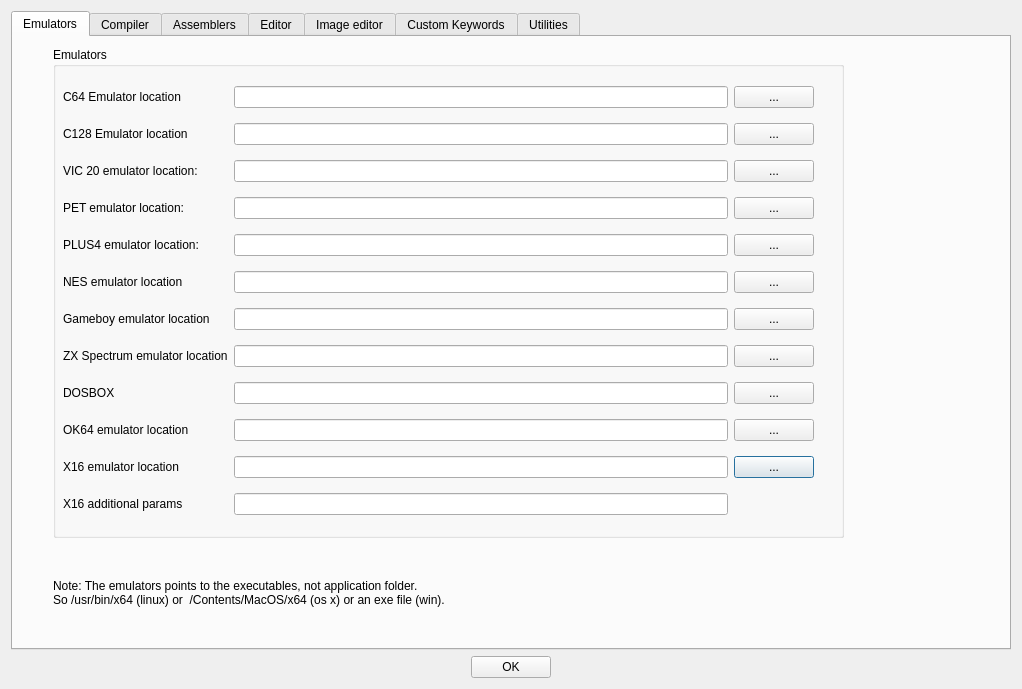
Before: the Qt Designer form source/dialogtrsesettings.ui in leuat/TRSE, drawn with Qt 5.
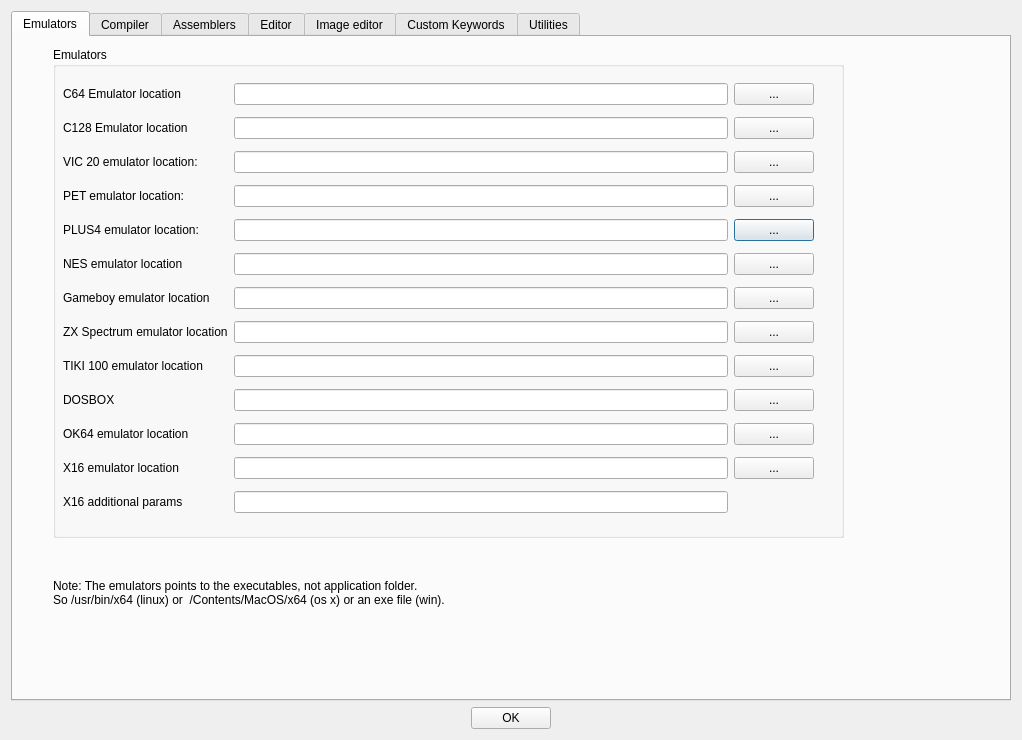
After: the same form once the commit is applied. The open tabs and pages were chosen to show the change.

Commit message: TIKI 100 support

Diff of the .ui file:
```diff
--- a/source/dialogtrsesettings.ui
+++ b/source/dialogtrsesettings.ui
@@ -7,7 +7,7 @@
     <x>0</x>
     <y>0</y>
     <width>1022</width>
-    <height>689</height>
+    <height>740</height>
    </rect>
   </property>
   <property name="windowTitle">
@@ -63,92 +63,7 @@
             <height>451</height>
            </rect>
           </property>
-          <layout class="QGridLayout" name="gridLayout_7" rowstretch="0,0,0,0,0,0,0,0,0,0,0,0">
-           <item row="8" column="0">
-            <widget class="QLabel" name="label_34">
-             <property name="text">
-              <string>DOSBOX</string>
-             </property>
-            </widget>
-           </item>
-           <item row="10" column="2">
-            <widget class="QPushButton" name="btnX16Emulator">
-             <property name="text">
-              <string>...</string>
-             </property>
-            </widget>
-           </item>
-           <item row="1" column="1">
-            <widget class="QLineEdit" name="leEmulatorC128"/>
-           </item>
-           <item row="4" column="1">
-            <widget class="QLineEdit" name="lePlus4Emulator"/>
-           </item>
-           <item row="2" column="2">
-            <widget class="QPushButton" name="btnVic20Emulator">
-             <property name="text">
-              <string>...</string>
-             </property>
-            </widget>
-           </item>
-           <item row="10" column="0">
-            <widget class="QLabel" name="label_79">
-             <property name="text">
-              <string>X16 emulator location</string>
-             </property>
-            </widget>
-           </item>
-           <item row="5" column="1">
-            <widget class="QLineEdit" name="leNesEmulator"/>
-           </item>
-           <item row="6" column="0">
-            <widget class="QLabel" name="label_81">
-             <property name="text">
-              <string>Gameboy emulator location</string>
-             </property>
-            </widget>
-           </item>
-           <item row="3" column="2">
-            <widget class="QPushButton" name="btnPetEmulator">
-             <property name="text">
-              <string>...</string>
-             </property>
-            </widget>
-           </item>
-           <item row="3" column="0">
-            <widget class="QLabel" name="label_23">
-             <property name="text">
-              <string>PET emulator location:</string>
-             </property>
-            </widget>
-           </item>
-           <item row="0" column="1">
-            <widget class="QLineEdit" name="leEmulator"/>
-           </item>
-           <item row="6" column="1">
-            <widget class="QLineEdit" name="leGameboyEmulator"/>
-           </item>
-           <item row="2" column="0">
-            <widget class="QLabel" name="label_7">
-             <property name="text">
-              <string>VIC 20 emulator location:</string>
-             </property>
-            </widget>
-           </item>
-           <item row="0" column="2">
-            <widget class="QPushButton" name="btnEmulator">
-             <property name="text">
-              <string>...</string>
-             </property>
-            </widget>
-           </item>
-           <item row="11" column="1">
-            <widget class="QLineEdit" name="leX16EmuParams">
-             <property name="text">
-              <string/>
-             </property>
-            </widget>
-           </item>
+          <layout class="QGridLayout" name="gridLayout_7" rowstretch="0,0,0,0,0,0,0,0,0,0,0,0,0">
            <item row="4" column="2">
             <widget class="QPushButton" name="btnPlus4Select">
              <property name="text">
@@ -163,29 +78,64 @@
              </property>
             </widget>
            </item>
-           <item row="1" column="2">
-            <widget class="QPushButton" name="btnEmulatorC128">
-             <property name="text">
-              <string>...</string>
-             </property>
-            </widget>
-           </item>
            <item row="2" column="1">
             <widget class="QLineEdit" name="leVic20Emulator"/>
            </item>
-           <item row="0" column="0">
-            <widget class="QLabel" name="label">
+           <item row="0" column="2">
+            <widget class="QPushButton" name="btnEmulator">
              <property name="text">
-              <string>C64 Emulator location</string>
+              <string>...</string>
              </property>
             </widget>
            </item>
-           <item row="8" column="1">
-            <widget class="QLineEdit" name="leDosbox"/>
-           </item>
            <item row="3" column="1">
             <widget class="QLineEdit" name="lePETEmulator"/>
            </item>
+           <item row="5" column="1">
+            <widget class="QLineEdit" name="leNesEmulator"/>
+           </item>
+           <item row="6" column="0">
+            <widget class="QLabel" name="label_81">
+             <property name="text">
+              <string>Gameboy emulator location</string>
+             </property>
+            </widget>
+           </item>
+           <item row="9" column="2">
+            <widget class="QPushButton" name="btnDosbox">
+             <property name="text">
+              <string>...</string>
+             </property>
+            </widget>
+           </item>
+           <item row="12" column="0">
+            <widget class="QLabel" name="label_80">
+             <property name="text">
+              <string>X16 additional params</string>
+             </property>
+            </widget>
+           </item>
+           <item row="5" column="0">
+            <widget class="QLabel" name="label_14">
+             <property name="text">
+              <string>NES emulator location</string>
+             </property>
+            </widget>
+           </item>
+           <item row="2" column="0">
+            <widget class="QLabel" name="label_7">
+             <property name="text">
+              <string>VIC 20 emulator location:</string>
+             </property>
+            </widget>
+           </item>
+           <item row="11" column="1">
+            <widget class="QLineEdit" name="leX16Emu">
+             <property name="text">
+              <string/>
+             </property>
+            </widget>
+           </item>
            <item row="4" column="0">
             <widget class="QLabel" name="label_26">
              <property name="text">
@@ -193,12 +143,8 @@
              </property>
             </widget>
            </item>
-           <item row="9" column="0">
-            <widget class="QLabel" name="label_18">
-             <property name="text">
-              <string>OK64 emulator location</string>
-             </property>
-            </widget>
+           <item row="0" column="1">
+            <widget class="QLineEdit" name="leEmulator"/>
            </item>
            <item row="5" column="2">
             <widget class="QPushButton" name="btnNesEmulatr">
@@ -207,21 +153,58 @@
              </property>
             </widget>
            </item>
-           <item row="8" column="2">
-            <widget class="QPushButton" name="btnDosbox">
+           <item row="7" column="1">
+            <widget class="QLineEdit" name="leZXSpectrumEmulator"/>
+           </item>
+           <item row="4" column="1">
+            <widget class="QLineEdit" name="lePlus4Emulator"/>
+           </item>
+           <item row="1" column="2">
+            <widget class="QPushButton" name="btnEmulatorC128">
              <property name="text">
               <string>...</string>
              </property>
             </widget>
            </item>
-           <item row="5" column="0">
-            <widget class="QLabel" name="label_14">
+           <item row="10" column="0">
+            <widget class="QLabel" name="label_18">
              <property name="text">
-              <string>NES emulator location</string>
+              <string>OK64 emulator location</string>
              </property>
             </widget>
            </item>
-           <item row="9" column="2">
+           <item row="7" column="0">
+            <widget class="QLabel" name="label_82">
+             <property name="text">
+              <string>ZX Spectrum emulator location</string>
+             </property>
+            </widget>
+           </item>
+           <item row="1" column="1">
+            <widget class="QLineEdit" name="leEmulatorC128"/>
+           </item>
+           <item row="0" column="0">
+            <widget class="QLabel" name="label">
+             <property name="text">
+              <string>C64 Emulator location</string>
+             </property>
+            </widget>
+           </item>
+           <item row="11" column="2">
+            <widget class="QPushButton" name="btnX16Emulator">
+             <property name="text">
+              <string>...</string>
+             </property>
+            </widget>
+           </item>
+           <item row="7" column="2">
+            <widget class="QPushButton" name="btnZXSpectrumEmulator">
+             <property name="text">
+              <string>...</string>
+             </property>
+            </widget>
+           </item>
+           <item row="10" column="2">
             <widget class="QPushButton" name="btnOKEmulator">
              <property name="text">
               <string>...</string>
@@ -236,39 +219,73 @@
             </widget>
            </item>
            <item row="11" column="0">
-            <widget class="QLabel" name="label_80">
+            <widget class="QLabel" name="label_79">
              <property name="text">
-              <string>X16 additional params</string>
+              <string>X16 emulator location</string>
+             </property>
+            </widget>
+           </item>
+           <item row="3" column="2">
+            <widget class="QPushButton" name="btnPetEmulator">
+             <property name="text">
+              <string>...</string>
+             </property>
+            </widget>
+           </item>
+           <item row="6" column="1">
+            <widget class="QLineEdit" name="leGameboyEmulator"/>
+           </item>
+           <item row="9" column="0">
+            <widget class="QLabel" name="label_34">
+             <property name="text">
+              <string>DOSBOX</string>
              </property>
             </widget>
            </item>
            <item row="9" column="1">
-            <widget class="QLineEdit" name="leOK64Emulator"/>
+            <widget class="QLineEdit" name="leDosbox"/>
            </item>
            <item row="10" column="1">
-            <widget class="QLineEdit" name="leX16Emu">
+            <widget class="QLineEdit" name="leOK64Emulator"/>
+           </item>
+           <item row="12" column="1">
+            <widget class="QLineEdit" name="leX16EmuParams">
              <property name="text">
               <string/>
              </property>
             </widget>
            </item>
-           <item row="7" column="0">
-            <widget class="QLabel" name="label_82">
+           <item row="2" column="2">
+            <widget class="QPushButton" name="btnVic20Emulator">
              <property name="text">
-              <string>ZX Spectrum emulator location</string>
+              <string>...</string>
              </property>
             </widget>
            </item>
-           <item row="7" column="1">
-            <widget class="QLineEdit" name="leZXSpectrumEmulator"/>
+           <item row="3" column="0">
+            <widget class="QLabel" name="label_23">
+             <property name="text">
+              <string>PET emulator location:</string>
+             </property>
+            </widget>
            </item>
-           <item row="7" column="2">
-            <widget class="QPushButton" name="btnZXSpectrumEmulator">
+           <item row="8" column="0">
+            <widget class="QLabel" name="label_83">
              <property name="text">
+              <string>TIKI 100 emulator location</string>
+             </property>
+            </widget>
+           </item>
+           <item row="8" column="2">
+            <widget class="QPushButton" name="btnTiki100">
+             <property name="text">
               <string>...</string>
              </property>
             </widget>
            </item>
+           <item row="8" column="1">
+            <widget class="QLineEdit" name="leTiki100"/>
+           </item>
           </layout>
          </widget>
         </widget>
```
Left out of the diff: 2 changed lines with no effect on the pictures. The commit also changes 18 other files.
